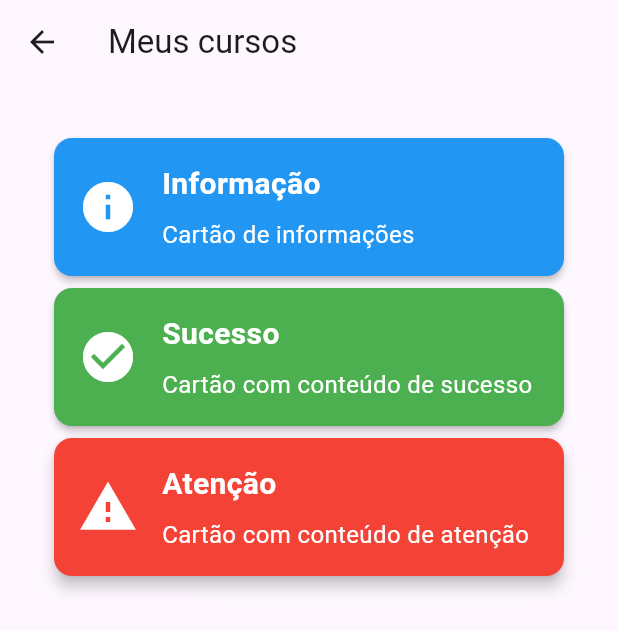
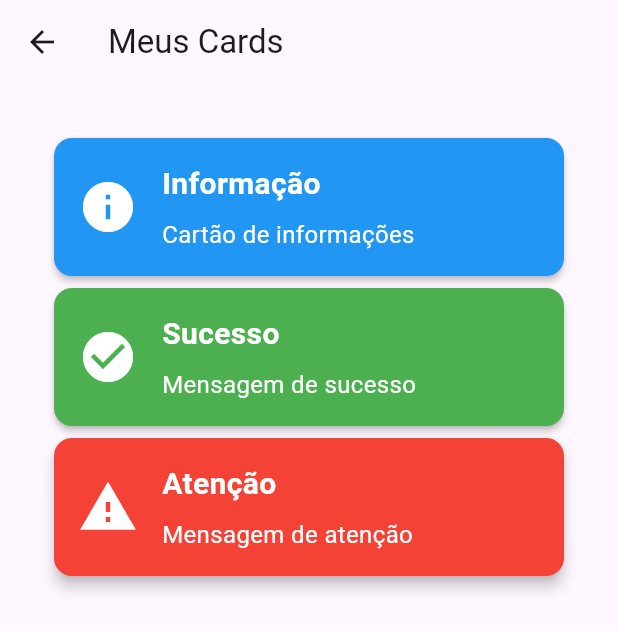
Before and after one commit to luizzlcs/flutter_schemes, a Flutter app: the MyCoursesPage screen opened by its route, on a phone screen of 412 x 824 dp. Shown: the top 631 px of the screen. Run offline on Flutter 3.47's test engine with Material 3 defaults, Android fonts, the light colour scheme and no system bars.

Commit message:
atualizações.

```diff
--- a/lib/src/features/componetization/pages/my_courses_page.dart
+++ b/lib/src/features/componetization/pages/my_courses_page.dart
@@ -10,12 +10,12 @@ class MyCoursesPage extends StatelessWidget {
     CustomCard information = const CustomCard.info(
         title: 'Informação', subtitle: 'Cartão de informações');
     CustomCard alert = const CustomCard.alert(
-        title: 'Atenção', subtitle: 'Cartão com conteúdo de atenção');
+        title: 'Atenção', subtitle: 'Mensagem de atenção');
     CustomCard success = const CustomCard.success(
-        title: 'Sucesso', subtitle: 'Cartão com conteúdo de sucesso');
+        title: 'Sucesso', subtitle: 'Mensagem de sucesso');
     return Scaffold(
       appBar: AppBar(
-        title: const Text('Meus cursos'),
+        title: const Text('Meus Cards'),
       ),
       body: Padding(
         padding: const EdgeInsets.all(32.0),
```
Also changed, not shown: lib/src/features/componetization/pages/my_profile_page.dart (+25 -4 lines), lib/src/features/constructor_named/custom_button.dart (+15 -4 lines).
